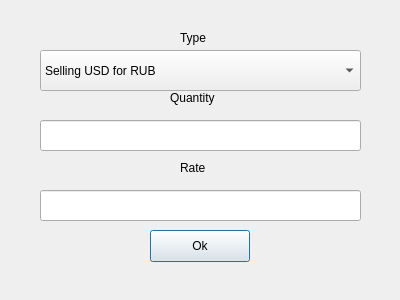
The window that View/CreateBidPopup.ui (maybeIllchangeitlater/SimpleStockExchange) describes before a commit, drawn with Qt 5.
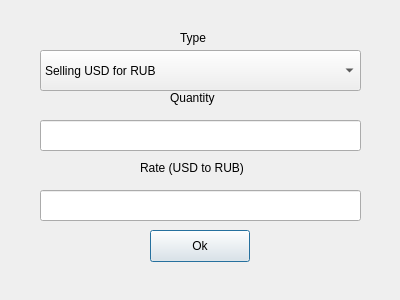
The same window after the commit.

Diff of the .ui file:
```diff
--- a/View/CreateBidPopup.ui
+++ b/View/CreateBidPopup.ui
@@ -36,14 +36,14 @@
   <widget class="QLabel" name="label_3">
    <property name="geometry">
     <rect>
-     <x>180</x>
+     <x>140</x>
      <y>160</y>
      <width>171</width>
      <height>16</height>
     </rect>
    </property>
    <property name="text">
-    <string>Rate</string>
+    <string>Rate (USD to RUB)</string>
    </property>
   </widget>
   <widget class="QLabel" name="label_2">
```
